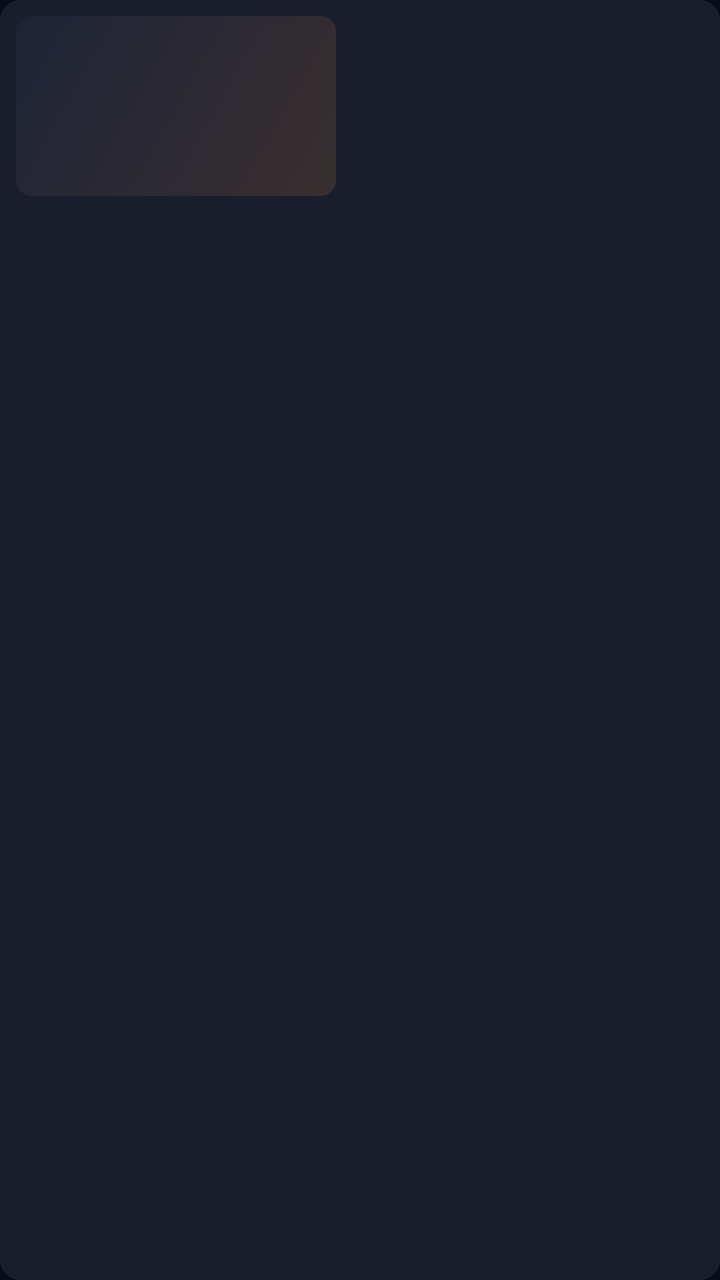
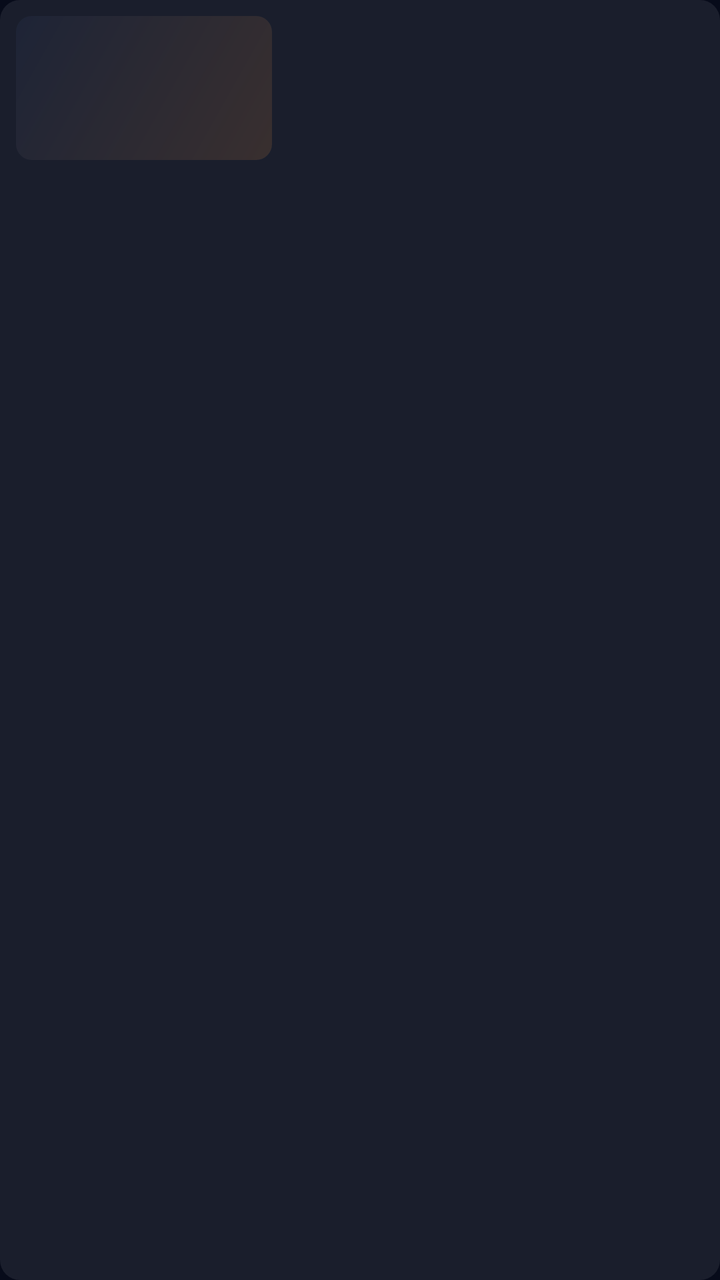

Two renders of the same Android screen: before a commit and after it. Below are the layout's source before the change and the commit's diff.
<!-- AndroidManifest.xml: application theme Theme.Farloh -->
<!-- res/layout/row_episode.xml -->
<?xml version="1.0" encoding="utf-8"?>
<LinearLayout xmlns:android="http://schemas.android.com/apk/res/android"
    android:layout_width="match_parent" android:layout_height="wrap_content" android:layout_marginBottom="6dp"
    android:background="@drawable/focus_bg" android:clickable="true" android:focusable="true"
    android:orientation="horizontal" android:padding="8dp">
    <FrameLayout android:layout_width="160dp" android:layout_height="90dp">
        <ImageView android:id="@+id/thumb" android:layout_width="match_parent" android:layout_height="match_parent"
            android:background="@drawable/placeholder" android:scaleType="centerCrop" android:importantForAccessibility="no" />
        <ProgressBar android:id="@+id/watched" style="?android:attr/progressBarStyleHorizontal" android:layout_width="match_parent"
            android:layout_height="4dp" android:layout_gravity="bottom" android:max="1000" android:progressTint="@color/accent"
            android:visibility="gone" />
    </FrameLayout>
    <LinearLayout android:layout_width="0dp" android:layout_height="wrap_content" android:layout_weight="1"
        android:layout_marginStart="14dp" android:orientation="vertical">
        <TextView android:id="@+id/title" android:layout_width="match_parent" android:layout_height="wrap_content"
            android:ellipsize="end" android:maxLines="2" android:textColor="@color/text" android:textSize="16sp" android:textStyle="bold" />
        <TextView android:id="@+id/meta" android:layout_width="match_parent" android:layout_height="wrap_content"
            android:textColor="@color/accent2" android:textSize="12sp" />
        <TextView android:id="@+id/plot" android:layout_width="match_parent" android:layout_height="wrap_content"
            android:layout_marginTop="4dp" android:ellipsize="end" android:maxLines="2" android:textColor="@color/text2"
            android:textSize="13sp" />
    </LinearLayout>
</LinearLayout>
<!-- resources referenced by this layout -->
<resources>
  <color name="accent">#FF9F43</color>
  <color name="accent2">#4FC3F7</color>
  <color name="text">#FFFFFF</color>
  <color name="text2">#AAB6D3</color>
  <!-- drawable focus_bg (drawable) -->
  <?xml version="1.0" encoding="utf-8"?>
  <selector xmlns:android="http://schemas.android.com/apk/res/android">
      <item android:state_focused="true">
          <shape><corners android:radius="@dimen/corner" /><solid android:color="#40FF9F43" /><stroke android:width="3dp" android:color="@color/accent" /></shape>
      </item>
      <item android:state_pressed="true">
          <shape><corners android:radius="@dimen/corner" /><solid android:color="#33FFFFFF" /></shape>
      </item>
      <item android:state_selected="true">
          <shape><corners android:radius="@dimen/corner" /><solid android:color="#334FC3F7" /><stroke android:width="1dp" android:color="#994FC3F7" /></shape>
      </item>
      <item>
          <shape><corners android:radius="@dimen/corner" /><solid android:color="#14FFFFFF" /></shape>
      </item>
  </selector>
  <!-- drawable placeholder (drawable) -->
  <?xml version="1.0" encoding="utf-8"?>
  <shape xmlns:android="http://schemas.android.com/apk/res/android">
      <corners android:radius="8dp" />
      <gradient android:angle="315" android:startColor="#22314A7A" android:endColor="#22FF9F43" />
  </shape>
  <style name="Theme.Farloh" parent="Theme.AppCompat.NoActionBar">
          <item name="colorPrimary">@color/accent</item>
          <item name="colorPrimaryDark">@color/bg_deep</item>
          <item name="colorAccent">@color/accent</item>
          <item name="colorControlNormal">@color/text2</item>
          <item name="colorControlActivated">@color/accent</item>
          <item name="android:windowBackground">@color/bg_deep</item>
          <item name="android:textColorPrimary">@color/text</item>
          <item name="android:textColorSecondary">@color/text2</item>
          <item name="android:textColorHint">@color/text2</item>
          <item name="android:statusBarColor">@android:color/transparent</item>
          <item name="android:navigationBarColor">@color/bg_deep</item>
          <item name="alertDialogTheme">@style/Theme.Farloh.Dialog</item>
          <item name="android:alertDialogTheme">@style/Theme.Farloh.Dialog</item>
      </style>
  <dimen name="corner">10dp</dimen>
  <color name="bg_deep">#070B1A</color>
  <style name="Theme.Farloh.Dialog" parent="Theme.AppCompat.Dialog.Alert">
          <item name="colorAccent">@color/accent</item>
          <item name="android:windowBackground">@drawable/dialog_bg</item>
          <item name="android:textColorPrimary">@color/text</item>
          <item name="android:textColorSecondary">@color/text2</item>
      </style>
  <!-- drawable dialog_bg (drawable) -->
  <?xml version="1.0" encoding="utf-8"?>
  <inset xmlns:android="http://schemas.android.com/apk/res/android" android:inset="16dp">
      <shape>
          <corners android:radius="16dp" />
          <solid android:color="@color/panel_solid" />
          <stroke android:width="1dp" android:color="#33FFFFFF" />
      </shape>
  </inset>
  <color name="panel_solid">#0E1630</color>
</resources>

<!-- the commit's change to res/layout/row_episode.xml (unified diff, before → after) -->
@@ -3,7 +3,7 @@
     android:layout_width="match_parent" android:layout_height="wrap_content" android:layout_marginBottom="6dp"
     android:background="@drawable/focus_bg" android:clickable="true" android:focusable="true"
     android:orientation="horizontal" android:padding="8dp">
-    <FrameLayout android:layout_width="160dp" android:layout_height="90dp">
+    <FrameLayout android:layout_width="128dp" android:layout_height="72dp">
         <ImageView android:id="@+id/thumb" android:layout_width="match_parent" android:layout_height="match_parent"
             android:background="@drawable/placeholder" android:scaleType="centerCrop" android:importantForAccessibility="no" />
         <ProgressBar android:id="@+id/watched" style="?android:attr/progressBarStyleHorizontal" android:layout_width="match_parent"
